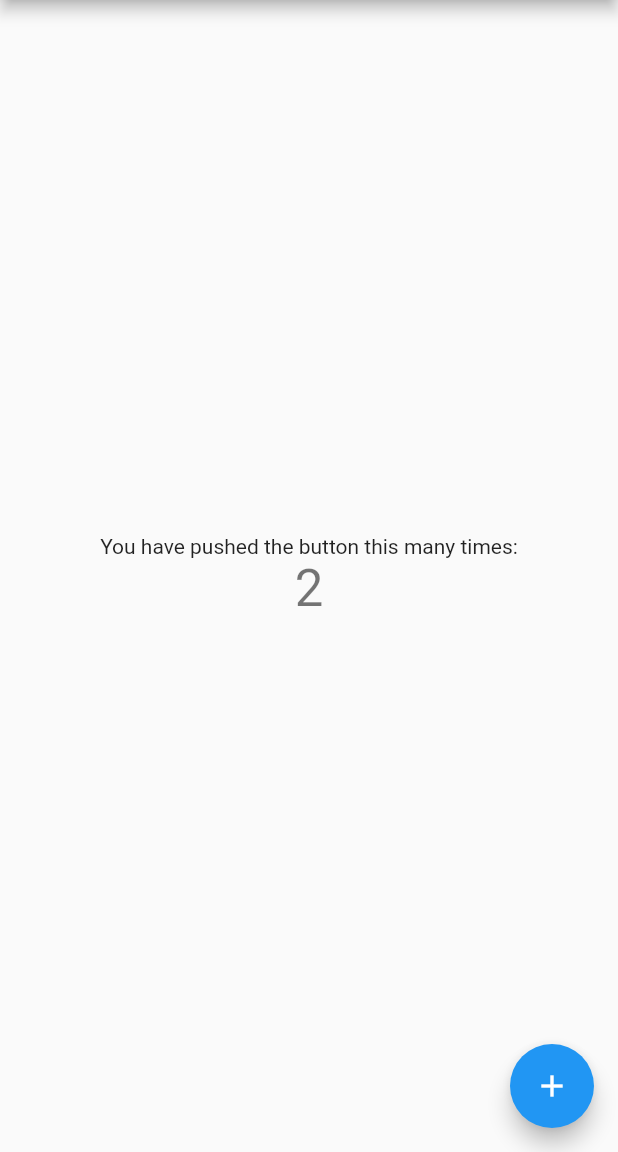
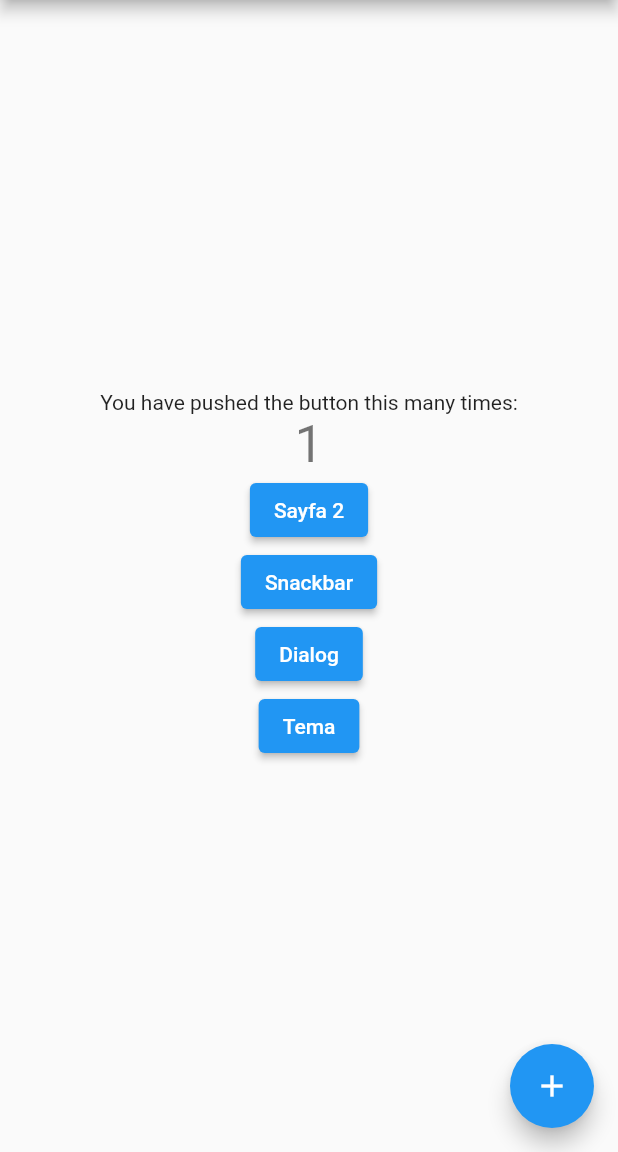
Before and after one commit to BerkayKaranfil/getx_example, a Flutter app: the screen it shows after launch, after a tap on the "add" icon, on a phone screen of 412 x 824 dp, the part 84-1236 px from its top. Run offline on Flutter 3.47's test engine with Material 2 defaults, Android fonts, the phone set to English and light mode, and no system bars; our stand-ins replace get, get_storage.

```diff
--- a/lib/controller.dart
+++ b/lib/controller.dart
@@ -1,19 +1,56 @@
+import 'package:flutter/material.dart';
 import 'package:get/get.dart';
+import 'package:get_storage/get_storage.dart';
+import 'package:getx_example/second_page.dart';
 
-class Controller extends GetxController{
+class Controller extends GetxController {
+  RxInt sayac = 0.obs;
+  RxInt deger = 0.obs;
+  RxBool isDark = false.obs;
+  GetStorage getStorege = GetStorage();
 
+  temakaydet(bool deger) {
+    getStorege.write("isDark", deger);
+  }
+
+  temadegistir() {
+    isDark.value = !isDark.value;
+    //isDark.value = isDark == true ? true : false;
+    isDark.value
+        ? Get.changeTheme(ThemeData.dark())
+        : Get.changeTheme(ThemeData.light());
+    temakaydet(isDark.value);
+  }
+
+  //Get.snackbar("sayac", deger.)
+
+  sayacarttir() {
+    sayac.value = sayac.toInt() + 1;
+    //sayac.value++;
+  }
+
+  sayacazalt() {
+    sayac.value = sayac.toInt() - 1;
+  }
+
+  sayfagec() {
+    Get.to(SecondPage(), transition: Transition.leftToRightWithFade);
+  }
 
 //oninit yazınca alttaki otomatik geliyor
+//initstate'e denk geliyor
   @override
   void onInit() {
-
+    print("ilk açiliş");
+    bool deger = getStorege.read("isDark") ?? false; //?? nullsa demek
+    deger ? Get.changeTheme(ThemeData.dark()) : Get.changeTheme(ThemeData.light());
     super.onInit();
   }
 
 // onclose; animasyonları falan kapatmak için, (memory leak) -> kısıtlı ram'i gereksiz yere harcamamak için.
+// dispose'a denk geliyor - aynısının getx'de kullanılan yöntemi.
   @override
   void onClose() {
-
     super.onClose();
   }
 }
--- a/lib/main.dart
+++ b/lib/main.dart
@@ -3,73 +3,100 @@ import 'dart:developer';
 import 'package:flutter/material.dart';
 import 'package:get/get.dart';
 import 'package:get/get_rx/src/rx_types/rx_types.dart';
+import 'package:get_storage/get_storage.dart';
+import 'package:getx_example/controller.dart';
+import 'package:getx_example/second_page.dart';
 
-void main() {
+void main() async{
+  await GetStorage.init();    //-------------->>>>> Bunu yazman lazım yoksa tema değişimi yapamazsın. / Storageyi init ediyoruz bekliyoruz.
   runApp(const MyApp());
 }
 
 class MyApp extends StatelessWidget {
   const MyApp({super.key});
 
-
   @override
   Widget build(BuildContext context) {
-    return MaterialApp(
+    return GetMaterialApp(
+      // -------------------------------------------- Başına get yazıyoruzki her sayfada context'imize ulaşmamızı sağlıyor.
       title: 'Flutter Demo',
       theme: ThemeData(
-
         primarySwatch: Colors.blue,
       ),
-      home:  MyHomePage(title: 'Flutter Demo Home Page'),
+      home: MyHomePage(title: 'Flutter Demo Home Page'),
     );
   }
 }
 
 class MyHomePage extends StatelessWidget {
-   MyHomePage({super.key, required this.title});
-
+  MyHomePage({super.key, required this.title});
 
   final String title;
 
-  /* void _incrementCounter() {
-    setState(() {
-
-      counter++;
-    });
-  } */
- RxInt counter = 0.obs;
+  /* RxInt counter = 0.obs;
 
  RxBool deger = false.obs;
- //obs, bir yapının değişebileceğini söylüyor. obs.counter'ı dinliyor.
+ //obs, bir yapının değişebileceğini söylüyor. obs.counter'ı dinliyor. */
+
+  Controller controller = Get.put(
+      Controller()); //İlk tanımladığımız yer burası başka sayfada bu değere ulaşmak istersek Get.find kullanmamız gerekiyor.
+
+  //Controller controller = Get.find();   bir kaç sayfa sonra ulaşmak istersek bunu kullanıyoruz.
   @override
   Widget build(BuildContext context) {
-
     return Scaffold(
       appBar: AppBar(
-
         title: Text(title),
       ),
       body: Center(
-
         child: Column(
-
           mainAxisAlignment: MainAxisAlignment.center,
           children: <Widget>[
             const Text(
               'You have pushed the button this many times:',
             ),
-            Obx(() => Text(
-              // "$counter",
-              '${(counter.value == 1 ? 2 : counter)}',
-              style: Theme.of(context).textTheme.headline4,
-            ),)
+            Obx(
+              () => Text(
+                // "$counter",
+                // '${(counter.value == 1 ? 2 : counter)}',
+                "${controller.sayac}",
+                style: Theme.of(context).textTheme.headline4,
+              ),
+            ),
+            ElevatedButton(
+                onPressed: () {
+                  //   Navigator.push(context, MaterialPageRoute(builder: (context) => SecondPage(),));
+                  //  Get.to(SecondPage(), transition: Transition.leftToRightWithFade);
+                  controller.sayfagec();
+                },
+                child: Text("Sayfa 2")),
+            ElevatedButton(
+                onPressed: () {
+                  Get.snackbar("sayac", "das");
+                },
+                child: Text("Snackbar")),
+            ElevatedButton(
+                onPressed: () {
+                  Get.defaultDialog(
+                      title: "Berkay",
+                      content: Container(
+                        child: Text("Karanfil"),
+                      ));
+                },
+                child: Text("Dialog")),
+                ElevatedButton(
+                onPressed: () {
+                  controller.temadegistir();
+                },
+                child: Text("Tema"))
           ],
         ),
       ),
       floatingActionButton: FloatingActionButton(
         onPressed: () {
-          counter.value++;
-          print(counter);
+          controller.sayacarttir();
+          /* counter.value++;
+          print(counter); */
         },
         tooltip: 'Increment',
         child: const Icon(Icons.add),
--- a/pubspec.yaml
+++ b/pubspec.yaml
@@ -37,6 +37,7 @@ dependencies:
   # Use with the CupertinoIcons class for iOS style icons.
   cupertino_icons: ^1.0.2
   get: ^4.6.5
+  get_storage: ^2.0.3
 
 dev_dependencies:
   flutter_test:
```
Also changed, not shown: lib/second_page.dart (added, +31 -0 lines), pubspec.lock, 1 other file.
